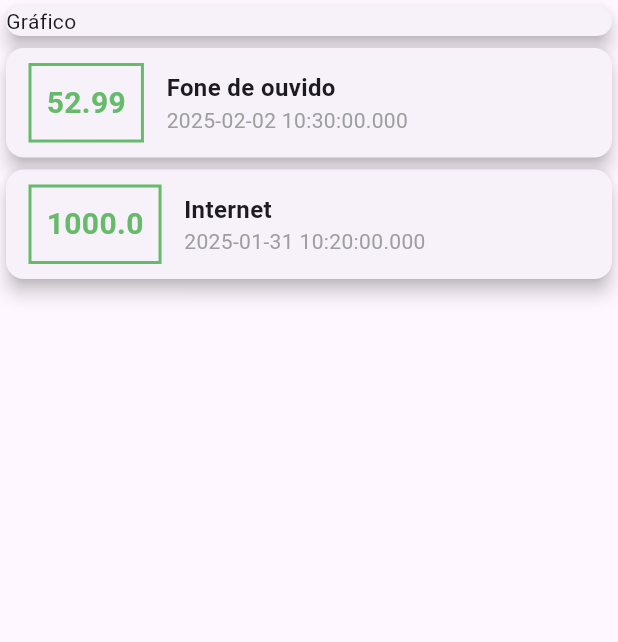
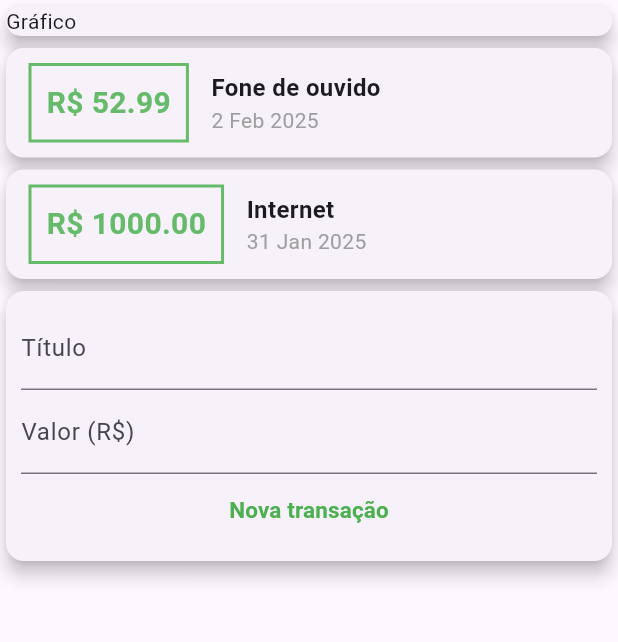
Before and after one commit to mateusalmeiida/despesas-pessoais-flutter, a Flutter app: the screen it shows after launch, on a phone screen of 412 x 824 dp, the part 84-726 px from its top. Run offline on Flutter 3.47's test engine with Material 3 defaults, Android fonts, the light colour scheme and no system bars.

Commit message:
Adição do Card para inserção de dados das transações

```diff
--- a/lib/main.dart
+++ b/lib/main.dart
@@ -1,5 +1,6 @@
 import 'package:despesas/models/transaction.dart';
 import 'package:flutter/material.dart';
+import 'package:intl/intl.dart';
 
 void main() {
   runApp(ExpensesApp());
@@ -60,7 +61,7 @@ class MyHomePage extends StatelessWidget {
                                 color: Colors.green[400]!, width: 2)),
                         padding: EdgeInsets.all(10),
                         child: Text(
-                          tr.value.toString(),
+                          'R\$ ${tr.value.toStringAsFixed(2)}',
                           style: TextStyle(
                               fontSize: 20,
                               fontWeight: FontWeight.bold,
@@ -76,7 +77,7 @@ class MyHomePage extends StatelessWidget {
                                 fontWeight: FontWeight.bold, fontSize: 16),
                           ),
                           Text(
-                            tr.date.toString(),
+                            DateFormat("d MMM y").format(tr.date),
                             style: TextStyle(color: Colors.grey),
                           )
                         ],
@@ -85,7 +86,32 @@ class MyHomePage extends StatelessWidget {
                   ),
                 );
               }).toList(),
-            )
+            ),
+            Card(
+              elevation: 5,
+              child: Padding(
+                padding: const EdgeInsets.all(10),
+                child: Column(
+                  children: [
+                    TextField(
+                      decoration: InputDecoration(labelText: 'Título'),
+                    ),
+                    TextField(
+                      decoration: InputDecoration(labelText: 'Valor (R\$)'),
+                    ),
+                    TextButton(
+                        onPressed: () {},
+                        child: Text(
+                          'Nova transação',
+                          style: TextStyle(
+                              color: Colors.green,
+                              fontSize: 15,
+                              fontWeight: FontWeight.bold),
+                        ))
+                  ],
+                ),
+              ),
+            ),
           ],
         ));
   }
--- a/pubspec.yaml
+++ b/pubspec.yaml
@@ -30,6 +30,7 @@ environment:
 dependencies:
   flutter:
     sdk: flutter
+  intl: ^0.20.2
 
   # The following adds the Cupertino Icons font to your application.
   # Use with the CupertinoIcons class for iOS style icons.
```
Also changed, not shown: pubspec.lock.
